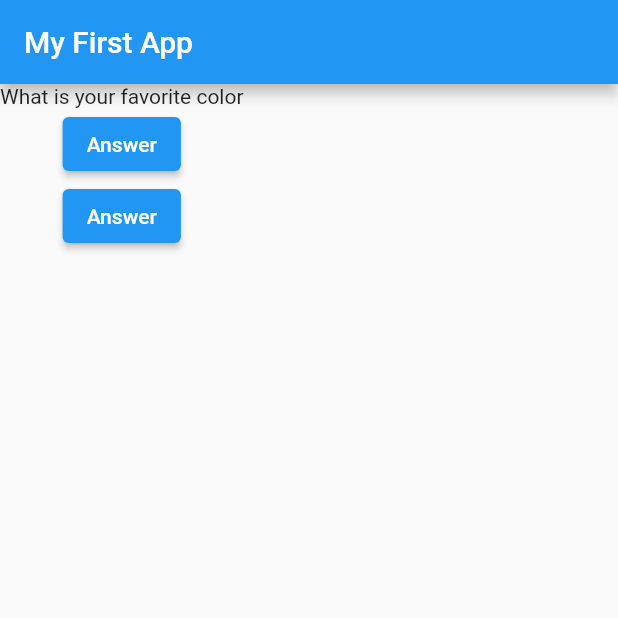
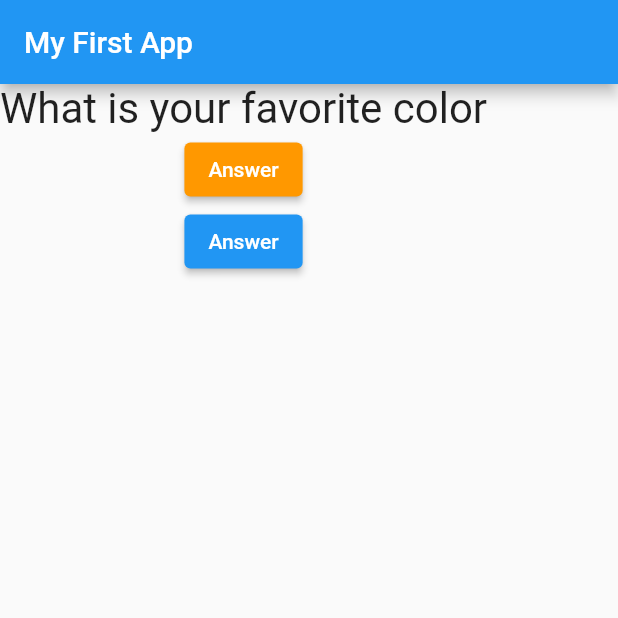
Before and after one commit to Naggayi-Daphne-Pearl/flutter-, a Flutter app: the screen it shows after launch, on a phone screen of 412 x 824 dp, the top half of it. Run offline on Flutter 3.47's test engine with Material 2 defaults, Android fonts, the phone set to English and light mode, and no system bars.

Commit message:
Style Buttons

```diff
--- a/lib/main.dart
+++ b/lib/main.dart
@@ -23,6 +23,7 @@ class MyApp extends StatefulWidget {
 
 class _MyAppState extends State<MyApp> {
   var _questionIndex = 0;
+
   void _answerQuestions() {
     setState(() {
       _questionIndex = _questionIndex + 1;
@@ -45,9 +46,12 @@ class _MyAppState extends State<MyApp> {
           children: [
             Question(questions[_questionIndex]),
             ElevatedButton(
-                onPressed: _answerQuestions, child: Text('Answer')),
-            ElevatedButton(
-                onPressed: _answerQuestions, child: Text('Answer')),
+                style: ButtonStyle(
+                  backgroundColor: MaterialStateProperty.all(Colors.orange),
+                ),
+                onPressed: _answerQuestions,
+                child: Text('Answer')),
+            ElevatedButton(onPressed: _answerQuestions, child: Text('Answer')),
           ],
         ),
       ),
--- a/lib/questions.dart
+++ b/lib/questions.dart
@@ -7,6 +7,10 @@ class Question extends StatelessWidget {
 
   @override
   Widget build(BuildContext context) {
-    return Text(questionText);
+    return Text(
+      questionText,
+      style: TextStyle(fontSize: 28),
+      textAlign: TextAlign.center,
+    );
   }
 }
```
